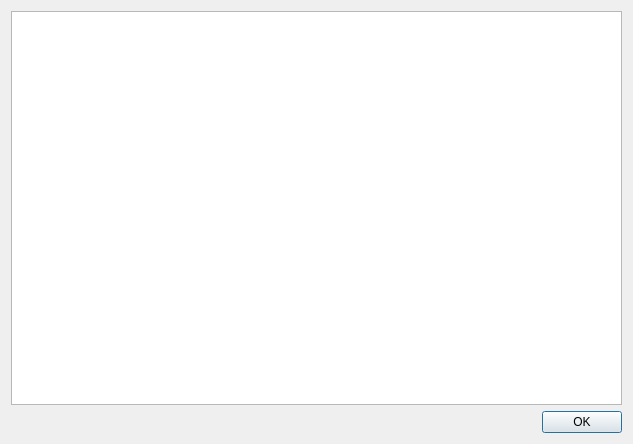
BlueWhaleMain/cipher-manager, file gui/designer/attribute_dialog.ui: the form before one commit.
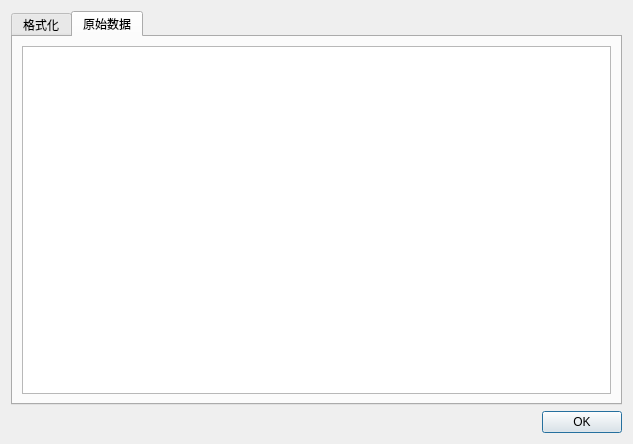
The form after the commit. The open tabs and pages were chosen to show the change.

```diff
--- a/gui/designer/attribute_dialog.ui
+++ b/gui/designer/attribute_dialog.ui
@@ -14,10 +14,38 @@
    <string>属性</string>
   </property>
   <layout class="QGridLayout" name="grid_layout">
-   <item row="0" column="0">
-    <widget class="QTreeView" name="attribute_tree_view"/>
+   <item row="2" column="0">
+    <widget class="QTabWidget" name="attribute_tab_widget">
+     <property name="currentIndex">
+      <number>0</number>
+     </property>
+     <widget class="QWidget" name="formatted">
+      <attribute name="title">
+       <string>格式化</string>
+      </attribute>
+      <layout class="QGridLayout" name="formatted_grid_layout">
+       <item row="0" column="0">
+        <widget class="QTreeView" name="attribute_tree_view"/>
+       </item>
+      </layout>
+     </widget>
+     <widget class="QWidget" name="raw_data">
+      <attribute name="title">
+       <string>原始数据</string>
+      </attribute>
+      <layout class="QGridLayout" name="raw_data_grid_layout">
+       <item row="0" column="0">
+        <widget class="QTextEdit" name="raw_data_text_edit">
+         <property name="readOnly">
+          <bool>true</bool>
+         </property>
+        </widget>
+       </item>
+      </layout>
+     </widget>
+    </widget>
    </item>
-   <item row="1" column="0">
+   <item row="3" column="0">
     <widget class="QDialogButtonBox" name="button_box">
      <property name="orientation">
       <enum>Qt::Horizontal</enum>
```
